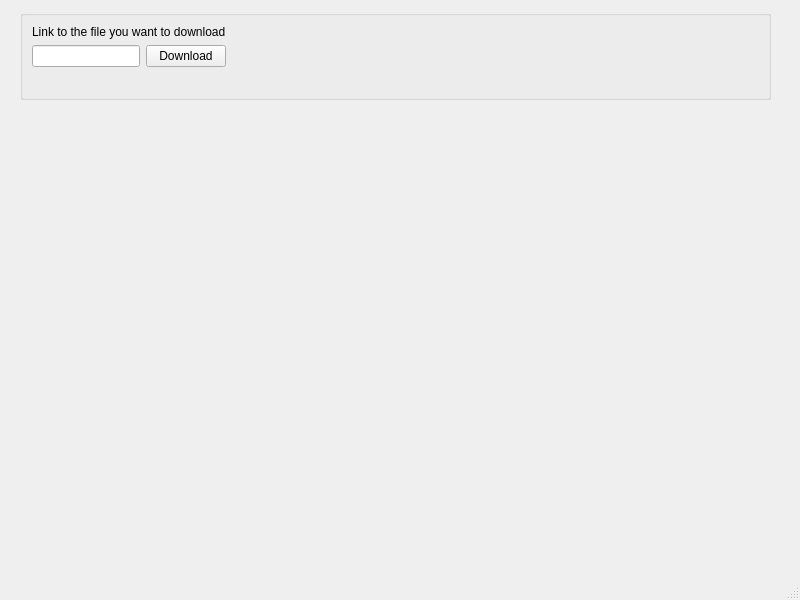
DINOZYAVIER/download-manager, file forms/mainwindow.ui: the form before one commit.
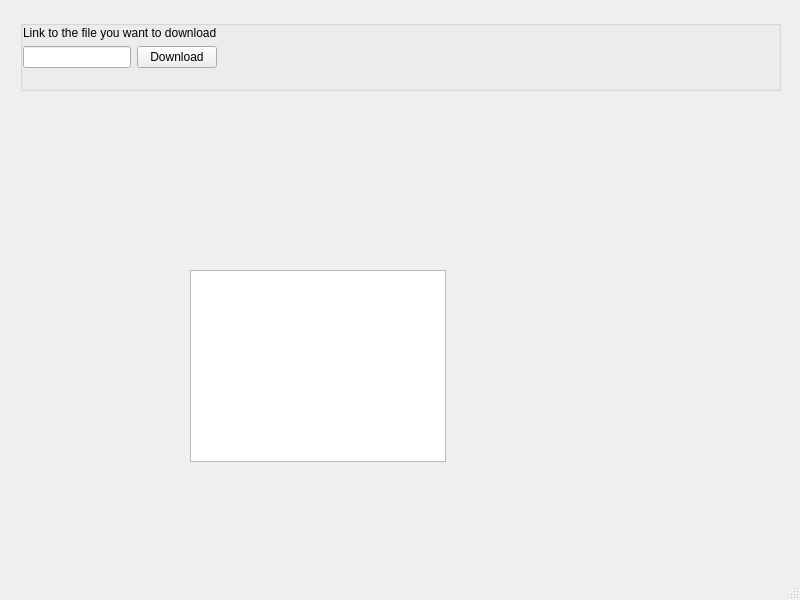
The form after the commit.

Commit message: Start implementing DownloadTableModel

What changed in the file:
```diff
--- a/forms/mainwindow.ui
+++ b/forms/mainwindow.ui
@@ -18,15 +18,27 @@
     <property name="geometry">
      <rect>
       <x>20</x>
-      <y>10</y>
-      <width>751</width>
-      <height>90</height>
+      <y>20</y>
+      <width>761</width>
+      <height>71</height>
      </rect>
     </property>
     <property name="title">
      <string/>
     </property>
     <layout class="QFormLayout" name="formLayout">
+     <property name="leftMargin">
+      <number>0</number>
+     </property>
+     <property name="topMargin">
+      <number>0</number>
+     </property>
+     <property name="rightMargin">
+      <number>0</number>
+     </property>
+     <property name="bottomMargin">
+      <number>0</number>
+     </property>
      <item row="0" column="0">
       <layout class="QVBoxLayout" name="verticalLayout">
        <item>
@@ -61,6 +73,16 @@
      </item>
     </layout>
    </widget>
+   <widget class="QTableView" name="tableView">
+    <property name="geometry">
+     <rect>
+      <x>190</x>
+      <y>270</y>
+      <width>256</width>
+      <height>192</height>
+     </rect>
+    </property>
+   </widget>
   </widget>
   <widget class="QMenuBar" name="menubar">
    <property name="geometry">
```
The commit also changes 7 other files.
